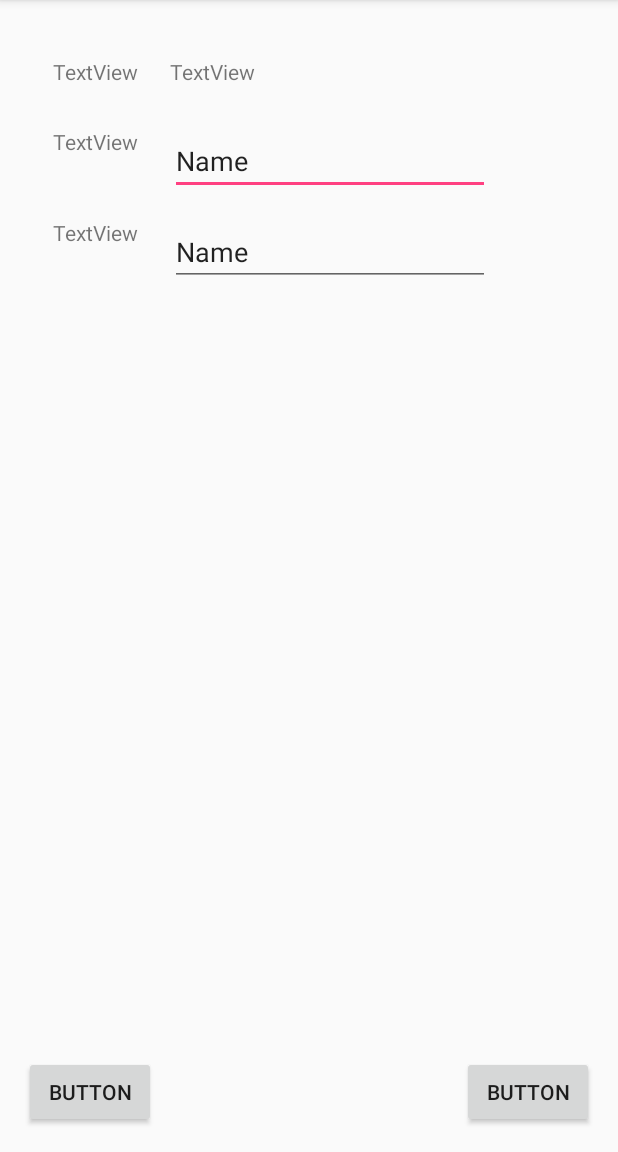
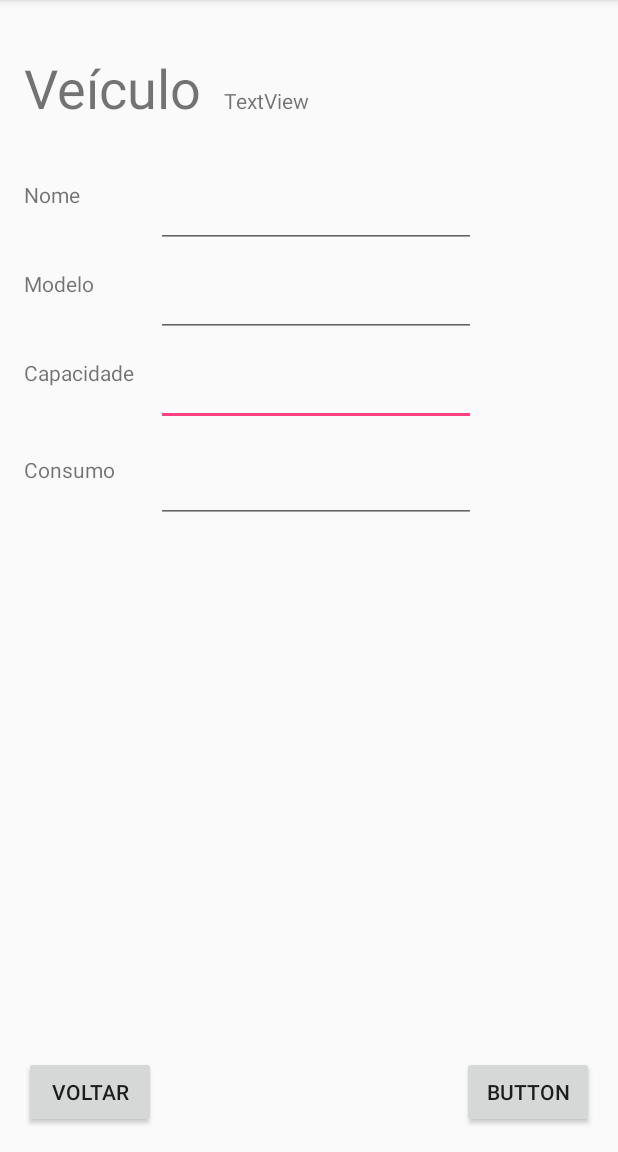
Before and after one commit to danielbibit/BroRide, an Android app: the VehicleEditor screen opened directly, with no data from a screen before it, on a phone screen of 412 x 824 dp, the part 84-1236 px from its top. Run offline under Robolectric (Android 15) with nearby library versions, the phone set to English and light mode, and no system bars.

Commit message:
UI Desing Changes

```diff
--- a/app/src/main/java/daniel/broride/UserEditor.java
+++ b/app/src/main/java/daniel/broride/UserEditor.java
@@ -36,7 +36,7 @@ public class UserEditor extends AppCompatActivity {
     @Override
     protected void onPause() {
         super.onPause();
-
+        finish();
     }
 
     public void insertDb(){
@@ -45,11 +45,12 @@ public class UserEditor extends AppCompatActivity {
 
         try {
             myDb.insertUser(user);
+            Toast.makeText(UserEditor.this, "Data inserted", Toast.LENGTH_LONG).show();
+            finish();
         } catch (SqlException e) {
             e.printStackTrace();
             Toast.makeText(UserEditor.this, "Data not inserted", Toast.LENGTH_LONG).show();
         }
-
     }
 
 }
--- a/app/src/main/java/daniel/broride/VehicleEditor.java
+++ b/app/src/main/java/daniel/broride/VehicleEditor.java
@@ -10,4 +10,10 @@ public class VehicleEditor extends AppCompatActivity {
         super.onCreate(savedInstanceState);
         setContentView(R.layout.activity_vehicle_editor);
     }
+
+    @Override
+    protected void onPause() {
+        super.onPause();
+        finish();
+    }
 }
--- a/app/src/main/res/layout/activity_vehicle_editor.xml
+++ b/app/src/main/res/layout/activity_vehicle_editor.xml
@@ -10,77 +10,41 @@
     android:paddingTop="@dimen/activity_vertical_margin"
     tools:context="daniel.broride.VehicleEditor">
 
-    <TextView
-        android:text="TextView"
-        android:layout_width="wrap_content"
-        android:layout_height="wrap_content"
-        android:layout_alignParentTop="true"
-        android:layout_alignParentLeft="true"
-        android:layout_alignParentStart="true"
-        android:layout_marginLeft="19dp"
-        android:layout_marginStart="19dp"
-        android:layout_marginTop="22dp"
-        android:id="@+id/textView2" />
-
-    <TextView
-        android:text="TextView"
-        android:layout_width="wrap_content"
-        android:layout_height="wrap_content"
-        android:layout_alignBottom="@+id/textView2"
-        android:layout_toRightOf="@+id/textView2"
-        android:layout_toEndOf="@+id/textView2"
-        android:layout_marginLeft="21dp"
-        android:layout_marginStart="21dp"
-        android:id="@+id/textView4" />
-
-    <TextView
-        android:text="TextView"
-        android:layout_width="wrap_content"
-        android:layout_height="wrap_content"
-        android:layout_below="@+id/textView2"
-        android:layout_alignLeft="@+id/textView2"
-        android:layout_alignStart="@+id/textView2"
-        android:layout_marginTop="27dp"
-        android:id="@+id/textView5" />
-
-    <EditText
-        android:layout_width="wrap_content"
-        android:layout_height="wrap_content"
-        android:inputType="textPersonName"
-        android:text="Name"
-        android:ems="10"
-        android:layout_alignTop="@+id/textView5"
-        android:layout_alignLeft="@+id/textView4"
-        android:layout_alignStart="@+id/textView4"
-        android:id="@+id/editText" />
-
-    <TextView
-        android:text="TextView"
-        android:layout_width="wrap_content"
-        android:layout_height="wrap_content"
-        android:layout_below="@+id/editText"
-        android:layout_alignLeft="@+id/textView5"
-        android:layout_alignStart="@+id/textView5"
-        android:layout_marginTop="15dp"
-        android:id="@+id/textView7" />
-
-    <EditText
-        android:layout_width="wrap_content"
-        android:layout_height="wrap_content"
-        android:inputType="textPersonName"
-        android:text="Name"
-        android:ems="10"
-        android:layout_alignTop="@+id/textView7"
-        android:layout_alignRight="@+id/editText"
-        android:layout_alignEnd="@+id/editText"
-        android:id="@+id/editText2" />
-
     <Button
-        android:text="Button"
+        android:text="Voltar"
         android:layout_width="wrap_content"
         android:layout_height="wrap_content"
         android:id="@+id/button4"
         android:layout_alignParentBottom="true"
+        android:layout_alignParentLeft="true"
+        android:layout_alignParentStart="true" />
+
+    <TextView
+        android:text="Veículo"
+        android:layout_width="wrap_content"
+        android:layout_height="wrap_content"
+        android:layout_marginTop="18dp"
+        android:id="@+id/textView2"
+        android:textSize="36sp"
+        android:layout_alignParentTop="true" />
+
+    <TextView
+        android:text="Nome"
+        android:layout_width="wrap_content"
+        android:layout_height="wrap_content"
+        android:layout_marginTop="37dp"
+        android:id="@+id/textView5"
+        android:layout_below="@+id/textView2"
+        android:layout_alignParentLeft="true"
+        android:layout_alignParentStart="true" />
+
+    <TextView
+        android:text="Modelo"
+        android:layout_width="wrap_content"
+        android:layout_height="wrap_content"
+        android:layout_marginTop="14dp"
+        android:id="@+id/textView7"
+        android:layout_below="@+id/editText"
         android:layout_alignParentLeft="true"
         android:layout_alignParentStart="true" />
 
@@ -92,4 +56,76 @@
         android:layout_alignParentBottom="true"
         android:layout_alignParentRight="true"
         android:layout_alignParentEnd="true" />
+
+    <TextView
+        android:text="Capacidade"
+        android:layout_width="wrap_content"
+        android:layout_height="wrap_content"
+        android:id="@+id/textView11"
+        android:layout_alignTop="@+id/editText3"
+        android:layout_alignParentLeft="true"
+        android:layout_alignParentStart="true" />
+
+    <TextView
+        android:text="Consumo"
+        android:layout_width="wrap_content"
+        android:layout_height="wrap_content"
+        android:id="@+id/textView12"
+        android:layout_marginTop="19dp"
+        android:layout_below="@+id/editText3"
+        android:layout_alignParentLeft="true"
+        android:layout_alignParentStart="true" />
+
+    <EditText
+        android:layout_width="wrap_content"
+        android:layout_height="wrap_content"
+        android:inputType="number"
+        android:ems="10"
+        android:id="@+id/editText3"
+        android:layout_marginTop="14dp"
+        android:layout_below="@+id/editText2"
+        android:layout_toRightOf="@+id/button4"
+        android:layout_toEndOf="@+id/button4" />
+
+    <TextView
+        android:text="TextView"
+        android:layout_width="wrap_content"
+        android:layout_height="wrap_content"
+        android:id="@+id/textView4"
+        android:layout_alignBaseline="@+id/textView2"
+        android:layout_alignBottom="@+id/textView2"
+        android:layout_toRightOf="@+id/textView2"
+        android:layout_toEndOf="@+id/textView2"
+        android:layout_marginLeft="15dp"
+        android:layout_marginStart="15dp" />
+
+    <EditText
+        android:layout_width="wrap_content"
+        android:layout_height="wrap_content"
+        android:inputType="textPersonName"
+        android:ems="10"
+        android:id="@+id/editText"
+        android:layout_alignTop="@+id/textView5"
+        android:layout_alignLeft="@+id/editText3"
+        android:layout_alignStart="@+id/editText3" />
+
+    <EditText
+        android:layout_width="wrap_content"
+        android:layout_height="wrap_content"
+        android:inputType="textPersonName"
+        android:ems="10"
+        android:id="@+id/editText2"
+        android:layout_alignTop="@+id/textView7"
+        android:layout_alignLeft="@+id/editText3"
+        android:layout_alignStart="@+id/editText3" />
+
+    <EditText
+        android:layout_width="wrap_content"
+        android:layout_height="wrap_content"
+        android:inputType="numberDecimal"
+        android:ems="10"
+        android:id="@+id/editText4"
+        android:layout_alignTop="@+id/textView12"
+        android:layout_alignLeft="@+id/editText3"
+        android:layout_alignStart="@+id/editText3" />
 </RelativeLayout>
--- a/app/src/main/res/layout/nav_header_main.xml
+++ b/app/src/main/res/layout/nav_header_main.xml
@@ -23,13 +23,13 @@
         android:layout_width="match_parent"
         android:layout_height="wrap_content"
         android:paddingTop="@dimen/nav_header_vertical_spacing"
-        android:text="Android Studio"
+        android:text="BroRide!"
         android:textAppearance="@style/TextAppearance.AppCompat.Body1" />
 
     <TextView
         android:id="@+id/textView"
         android:layout_width="wrap_content"
         android:layout_height="wrap_content"
-        android:text="android.studio@android.com" />
+        android:text="github.com/danielbibt/BroRide" />
 
 </LinearLayout>
```
Also changed, not shown: app/src/main/java/daniel/broride/MainActivity.java (+29 -23 lines), app/src/main/res/layout/activity_user_editor.xml (+19 -22 lines), app/src/main/res/menu/activity_main_drawer.xml (+6 -6 lines).
